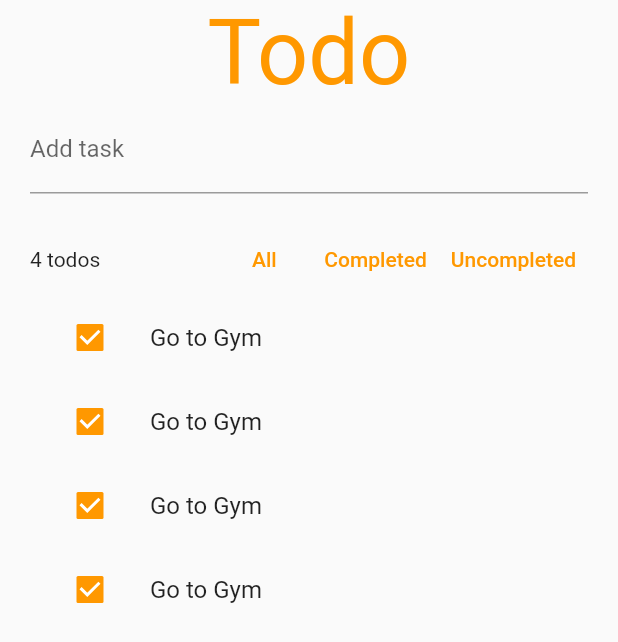
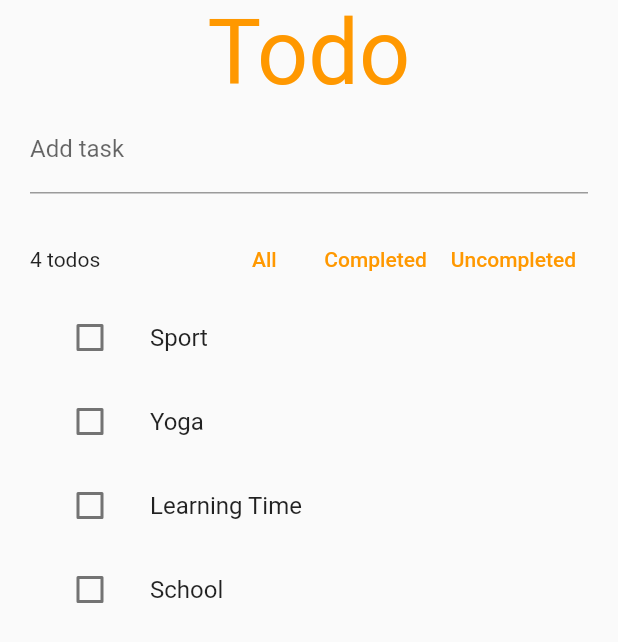
Before and after one commit to AliAltiyev/riverpod, a Flutter app: the screen it shows after launch, on a phone screen of 412 x 824 dp. Shown: the top 642 px of the screen. Run offline on Flutter 3.47's test engine with Material 2 defaults, Android fonts, the phone set to English and light mode, and no system bars; our stand-ins replace riverpod.

```diff
--- a/lib/main.dart
+++ b/lib/main.dart
@@ -1,6 +1,6 @@
 import 'package:flutter/material.dart';
 import 'package:flutter/services.dart';
-import 'package:riverpod/screens/home.dart';
+import 'package:stateManagmentRiverpod/screens/home.dart';
 
 void main() {
   SystemChrome.setSystemUIOverlayStyle(
--- /dev/null
+++ b/lib/model/todo.dart
@@ -0,0 +1,10 @@
+class Todo {
+  String id;
+  String description;
+  bool isCompleted;
+
+  Todo({required this.id, required this.description, this.isCompleted = false});
+
+
+
+}
--- /dev/null
+++ b/lib/provider/provider.dart
@@ -0,0 +1,13 @@
+import 'package:riverpod/riverpod.dart';
+import 'package:stateManagmentRiverpod/provider/provider_manager.dart';
+import 'package:uuid/uuid.dart';
+
+import '../model/todo.dart';
+
+final toDoListProvider = StateNotifierProvider<ProviderManager, List<Todo>>(
+    (ref) => ProviderManager([
+          Todo(id: const Uuid().v4(), description: 'Go To Gym'),
+          Todo(id: const Uuid().v4(), description: 'School'),
+          Todo(id: const Uuid().v4(), description: 'Shopping Time'),
+          Todo(id: const Uuid().v4(), description: 'Udemy Time'),
+        ]));
--- a/lib/screens/home.dart
+++ b/lib/screens/home.dart
@@ -1,7 +1,10 @@
 import 'package:flutter/material.dart';
-import 'package:riverpod/widgets/title.dart';
-import 'package:riverpod/widgets/todo_list_item.dart';
-import 'package:riverpod/widgets/tooltip.dart';
+import 'package:uuid/uuid.dart';
+
+import '../model/todo.dart';
+import '../widgets/title.dart';
+import '../widgets/todo_list_item.dart';
+import '../widgets/tooltip.dart';
 
 class HomeScreen extends StatefulWidget {
   const HomeScreen({Key? key}) : super(key: key);
@@ -12,6 +15,12 @@ class HomeScreen extends StatefulWidget {
 
 class _HomeScreenState extends State<HomeScreen> {
   final _textController = TextEditingController();
+  List<Todo> todos = [
+    Todo(id: const Uuid().v4(), description: 'Sport'),
+    Todo(id: const Uuid().v4(), description: 'Yoga'),
+    Todo(id: const Uuid().v4(), description: 'Learning Time'),
+    Todo(id: const Uuid().v4(), description: 'School')
+  ];
 
   @override
   Widget build(BuildContext context) {
@@ -41,10 +50,11 @@ class _HomeScreenState extends State<HomeScreen> {
                   message: 'Uncompleted Todos', buttonText: 'Uncompleted'),
             ],
           ),
-          TodoListItem(),
-          TodoListItem(),
-          TodoListItem(),
-          TodoListItem(),
+          for (int i = 0; i < todos.length; i++)
+            Dismissible(
+                key: UniqueKey(),
+                onDismissed: (_) {},
+                child: TodoListItem(todo: todos[i]))
         ],
       ),
     );
--- a/lib/widgets/todo_list_item.dart
+++ b/lib/widgets/todo_list_item.dart
@@ -1,7 +1,11 @@
 import 'package:flutter/material.dart';
 
+import '../model/todo.dart';
+
 class TodoListItem extends StatefulWidget {
-  const TodoListItem({Key? key}) : super(key: key);
+  final Todo todo;
+
+  const TodoListItem({Key? key, required this.todo}) : super(key: key);
 
   @override
   State<TodoListItem> createState() => _TodoListItemState();
@@ -11,12 +15,15 @@ class _TodoListItemState extends State<TodoListItem> {
   @override
   Widget build(BuildContext context) {
     return ListTile(
-
       leading: Checkbox(
-        value: true,
-        onChanged: (bool? value) {},
+        value: widget.todo.isCompleted,
+        onChanged: (bool? value) {
+          setState(() {
+            widget.todo.isCompleted = value!;
+          });
+        },
       ),
-      title: Text('Go to Gym'),
+      title: Text(widget.todo.description),
     );
   }
 }
--- a/pubspec.yaml
+++ b/pubspec.yaml
@@ -1,4 +1,4 @@
-name: riverpod
+name: stateManagmentRiverpod
 description: A new Flutter project.
 # The following line prevents the package from being accidentally published to
 # pub.dev using `flutter pub publish`. This is preferred for private packages.
@@ -35,6 +35,9 @@ dependencies:
   # The following adds the Cupertino Icons font to your application.
   # Use with the CupertinoIcons class for iOS style icons.
   cupertino_icons: ^1.0.2
+  uuid: ^3.0.6
+  riverpod: ^2.3.1
+
 
 dev_dependencies:
   flutter_test:
```
Also changed, not shown: lib/provider/provider_manager.dart (added, +42 -0 lines), pubspec.lock, 1 other file.
